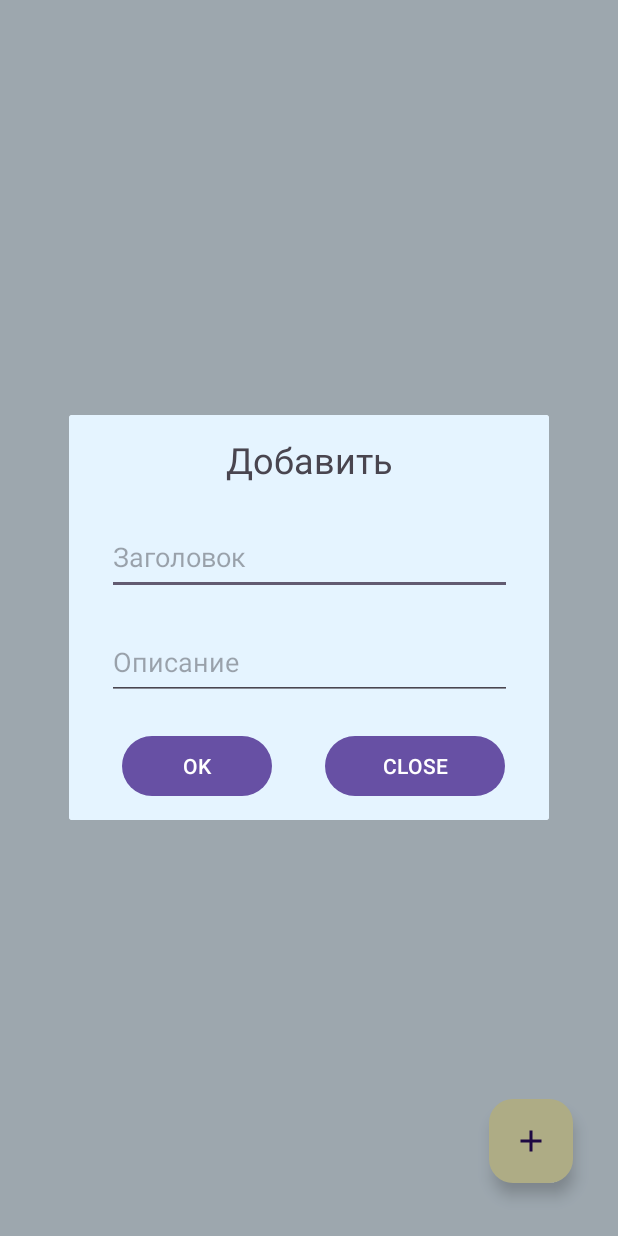
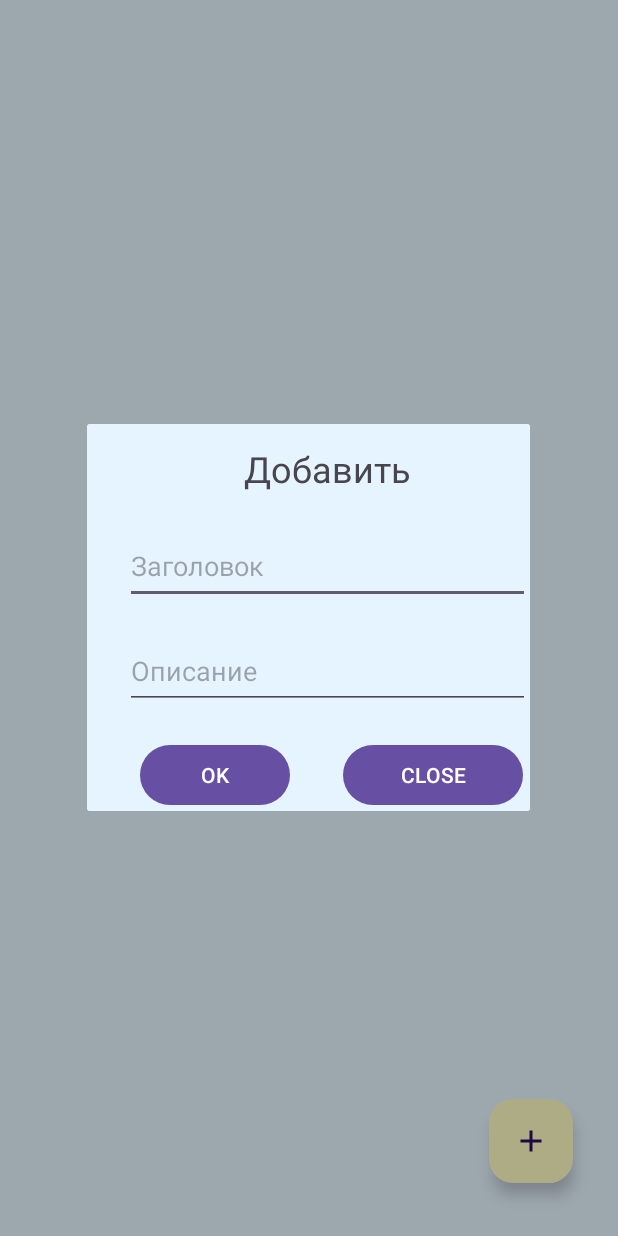
Before and after one commit to screamer228/ToDoList, an Android app: the screen it shows after launch (MainActivity), after a tap on "TODO", on a phone screen of 412 x 824 dp. Run offline under Robolectric (Android 15) with nearby library versions, the phone set to English and light mode, and no system bars; our stand-ins replace Room's generated code.

```diff
--- a/app/src/main/java/com/example/todolist/CustomDialog.kt
+++ b/app/src/main/java/com/example/todolist/DialogFragment.kt
@@ -1,14 +1,17 @@
 package com.example.todolist
 
-import android.app.Dialog
 import android.content.Context
 import android.os.Bundle
 import android.util.Log
+import android.view.LayoutInflater
+import android.view.View
+import android.view.ViewGroup
 import android.widget.Button
 import android.widget.EditText
 import android.widget.TextView
+import androidx.fragment.app.DialogFragment
 
-class CustomDialog(private val activity: MainActivity, private val isNewItem: Boolean, private val item: ToDoItem?) : Dialog(activity) {
+class DialogFragment(private val activity: MainActivity, private val isNewItem: Boolean, private val item: ToDoItem?) : DialogFragment() {
 
     private var shouldClearPrefs = false
 
@@ -18,15 +21,19 @@ class CustomDialog(private val activity: MainActivity, private val isNewItem: Bo
     private lateinit var inputFieldTitle: EditText
     private lateinit var inputFieldDescription: EditText
 
-    override fun onCreate(savedInstanceState: Bundle?) {
-        super.onCreate(savedInstanceState)
-        setContentView(R.layout.custom_dialog)
+    override fun onCreateView(
+        inflater: LayoutInflater,
+        container: ViewGroup?,
+        savedInstanceState: Bundle?
+    ): View {
+        super.onCreateView(inflater, container, savedInstanceState)
+        val view: View = inflater.inflate(R.layout.custom_dialog, container, false)
 
-        initViews()
+        initViews(view)
 
         if (isNewItem) {
 
-            val sharedPref = activity.getPreferences(Context.MODE_PRIVATE) ?: return
+            val sharedPref = activity.getPreferences(Context.MODE_PRIVATE)
             val titleFromPrefs = sharedPref.getString("titleKey", "")
             val descriptionFromPrefs = sharedPref.getString("descriptionKey", "")
             inputFieldTitle.setText(titleFromPrefs)
@@ -45,14 +52,16 @@ class CustomDialog(private val activity: MainActivity, private val isNewItem: Bo
         closeButton.setOnClickListener {
             dismiss()
         }
+
+        return view
     }
 
-    private fun initViews() {
-        dialogTitle = findViewById(R.id.dialog_title)
-        okButton = findViewById(R.id.ok_button)
-        closeButton = findViewById(R.id.close_button)
-        inputFieldTitle = findViewById(R.id.input_field_title)
-        inputFieldDescription = findViewById(R.id.input_field_description)
+    private fun initViews(view: View) {
+        dialogTitle = view.findViewById(R.id.dialog_title)
+        okButton = view.findViewById(R.id.ok_button)
+        closeButton = view.findViewById(R.id.close_button)
+        inputFieldTitle = view.findViewById(R.id.input_field_title)
+        inputFieldDescription = view.findViewById(R.id.input_field_description)
     }
 
     private fun okButtonClicker() {
--- a/app/src/main/java/com/example/todolist/MainActivity.kt
+++ b/app/src/main/java/com/example/todolist/MainActivity.kt
@@ -42,8 +42,8 @@ class MainActivity : AppCompatActivity(), OnItemClicked {
         plug = findViewById(R.id.main_plug)
 
         fab.setOnClickListener {
-            val dialog = CustomDialog(this, true, null)
-            dialog.show()
+            val dialogFragment = DialogFragment(this, true, null)
+            dialogFragment.show(supportFragmentManager, "Dialog Fragment")
         }
 
         recyclerView.layoutManager = LinearLayoutManager(this)
@@ -165,7 +165,7 @@ class MainActivity : AppCompatActivity(), OnItemClicked {
     }
 
     override fun itemClicked(item: ToDoItem) {
-        val dialog = CustomDialog(this, false, item)
-        dialog.show()
+        val dialogFragment = DialogFragment(this, false, item)
+        dialogFragment.show(supportFragmentManager, "Dialog Fragment")
     }
 }
```
